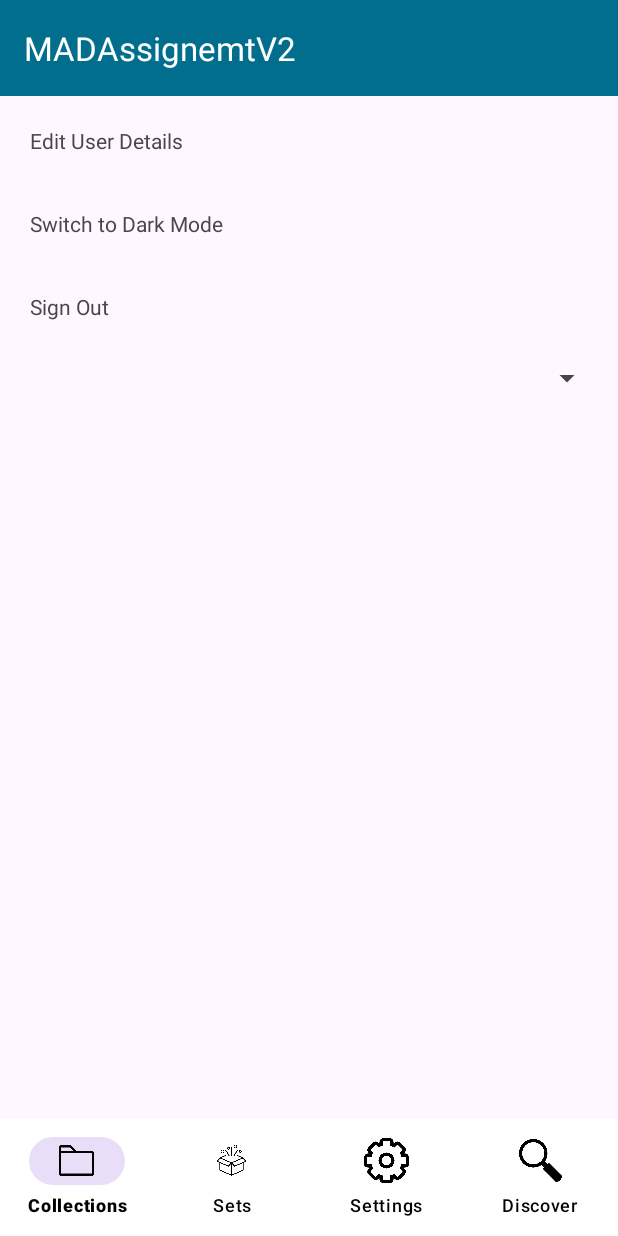
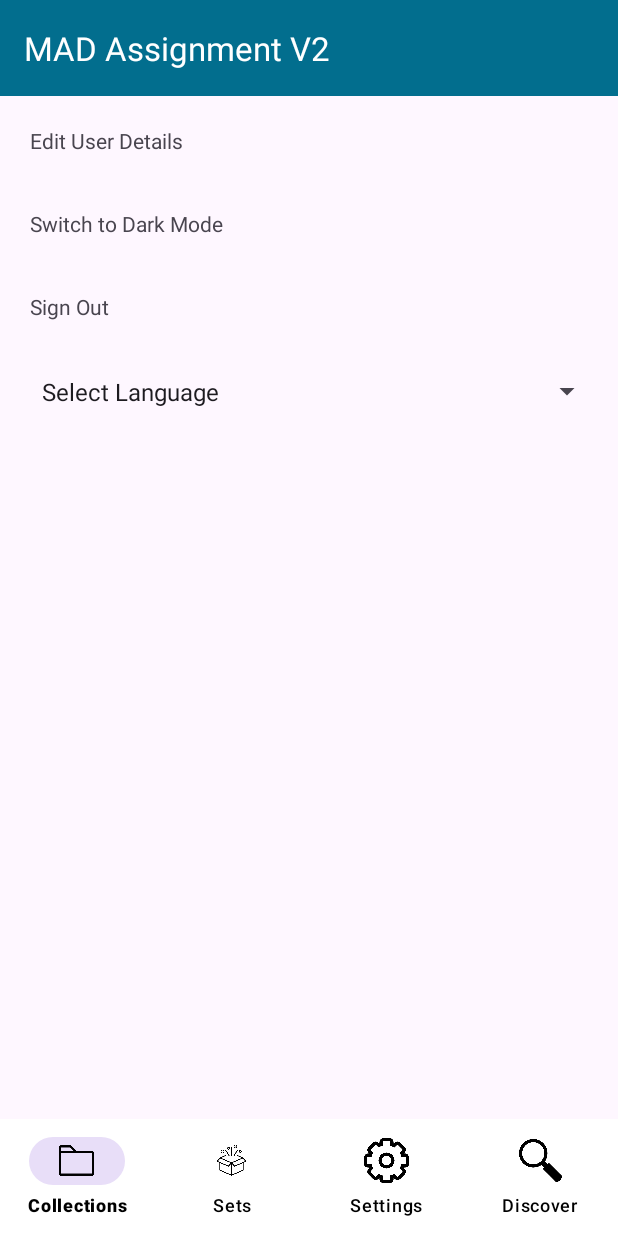
Before and after one commit to igorkapusniak0/Mobile-App-Dev-Assignment, an Android app: the ProfileActivity screen opened directly, with no data from a screen before it, on a phone screen of 412 x 824 dp. Run offline under Robolectric (Android 15) with nearby library versions, the phone set to English and light mode, and no system bars.

Commit message:
language feature is now semi functional

```diff
--- a/app/src/main/java/ie/setu/madassignemtv2/activities/ProfileActivity.kt
+++ b/app/src/main/java/ie/setu/madassignemtv2/activities/ProfileActivity.kt
@@ -1,7 +1,12 @@
 package ie.setu.madassignemtv2.activities
 
+import android.content.Context
 import android.content.Intent
 import android.os.Bundle
+import android.util.Log
+import android.view.View
+import android.widget.AdapterView
+import android.widget.ArrayAdapter
 import androidx.activity.result.contract.ActivityResultContracts
 import androidx.appcompat.app.AppCompatActivity
 import androidx.appcompat.app.AppCompatDelegate
@@ -14,6 +19,7 @@ import ie.setu.madassignemtv2.databinding.ActivityProfileBinding
 import ie.setu.madassignemtv2.main.MainApp
 import ie.setu.madassignemtv2.models.LegoCollection
 import ie.setu.madassignemtv2.utilities.GlobalData
+import ie.setu.madassignemtv2.utilities.LocaleHelper
 import ie.setu.madassignemtv2.utilities.Utils
 
 class ProfileActivity: AppCompatActivity() {
@@ -22,6 +28,12 @@ class ProfileActivity: AppCompatActivity() {
     private lateinit var utils: Utils
 
     private lateinit var binding: ActivityProfileBinding
+    private var isFirstLanguageSelection = true
+
+    override fun attachBaseContext(newBase: Context) {
+        val context = LocaleHelper.setLocale(newBase, "pl")
+        super.attachBaseContext(context)
+    }
 
     override fun onCreate(savedInstanceState: Bundle?) {
         super.onCreate(savedInstanceState)
@@ -31,6 +43,21 @@ class ProfileActivity: AppCompatActivity() {
         binding.toolbar.title = title
         setSupportActionBar(binding.toolbar)
         app = application as MainApp
+
+        val dropdownItems = listOf("Select Language", "eng", "pl")
+
+
+        val spinner = binding.languageSpinner
+
+        val adapter = ArrayAdapter(
+            this,
+            android.R.layout.simple_spinner_item,
+            dropdownItems
+        ).also {
+            it.setDropDownViewResource(android.R.layout.simple_spinner_dropdown_item)
+        }
+
+        spinner.adapter = adapter
 
         binding.editUser.setOnClickListener {
             val launcherIntent = Intent(this, EditUserActivity::class.java)
@@ -43,8 +70,33 @@ class ProfileActivity: AppCompatActivity() {
 
         binding.signoutText.setOnClickListener {
             val launcherIntent = Intent(this, LoginActivity::class.java)
+            utils.saveUsersToFile()
             startActivity(launcherIntent)
             true
+        }
+
+        binding.languageSpinner.onItemSelectedListener = object : AdapterView.OnItemSelectedListener {
+            override fun onItemSelected(parent: AdapterView<*>, view: View?, position: Int, id: Long) {
+                if (isFirstLanguageSelection) {
+                    isFirstLanguageSelection = false
+                    return
+                }
+
+                val language = parent.getItemAtPosition(position).toString()
+                if (language == "pl" || language == "eng") {
+                    utils.setLanguage(language)
+                    LocaleHelper.setLocale(this@ProfileActivity, language)
+
+                    val intent = Intent(this@ProfileActivity, ProfileActivity::class.java)
+                    intent.flags = Intent.FLAG_ACTIVITY_CLEAR_TOP or
+                            Intent.FLAG_ACTIVITY_NEW_TASK or
+                            Intent.FLAG_ACTIVITY_CLEAR_TASK
+                    startActivity(intent)
+                    finish()
+                }
+            }
+
+            override fun onNothingSelected(parent: AdapterView<*>) {}
         }
 
         binding.bottomNavigation.setOnItemSelectedListener { item ->
--- a/app/src/main/java/ie/setu/madassignemtv2/models/User.kt
+++ b/app/src/main/java/ie/setu/madassignemtv2/models/User.kt
@@ -7,6 +7,7 @@ data class User(
     var name: String = "",
     var password: String = "",
     var darkMode: Boolean = false,
+    var language: String = "ENG",
     var collections: MutableList<LegoCollection> = mutableListOf(),
     var sets: MutableList<LegoSet> = mutableListOf()
 ) {
--- /dev/null
+++ b/app/src/main/java/ie/setu/madassignemtv2/utilities/LocaleHelper.kt
@@ -0,0 +1,20 @@
+package ie.setu.madassignemtv2.utilities
+
+import android.content.Context
+import android.content.res.Configuration
+import android.os.Build
+import java.util.*
+
+object LocaleHelper {
+
+    fun setLocale(context: Context, languageCode: String): Context {
+        val locale = Locale(languageCode)
+        Locale.setDefault(locale)
+
+        val config = Configuration(context.resources.configuration)
+        config.setLocale(locale)
+        config.setLayoutDirection(locale)
+
+        return context.createConfigurationContext(config)
+    }
+}
--- a/app/src/main/res/values/discoverStrings.xml
+++ /dev/null
@@ -1,5 +0,0 @@
-<?xml version="1.0" encoding="utf-8"?>
-<resources>
-    <string name="public_collections">Public Collections</string>
-    <string name="public_sets">Public Sets</string>
-</resources>
--- a/app/src/main/res/values/setsActivityStrings.xml
+++ /dev/null
@@ -1,5 +0,0 @@
-<?xml version="1.0" encoding="utf-8"?>
-<resources>
-    <string name="set_name">Set Name</string>
-    <string name="set_id">Set Number</string>
-</resources>
```
Also changed, not shown: app/src/main/java/ie/setu/madassignemtv2/activities/CollectionsListActivity.kt (+8 -1 lines), app/src/main/java/ie/setu/madassignemtv2/activities/EditUserActivity.kt (+10 -1 lines), app/src/main/java/ie/setu/madassignemtv2/utilities/Utits.kt (+8 -1 lines), app/src/main/res/values/addActivityStrings.xml (deleted, +0 -17 lines), app/src/main/res/values/collectionsActivityStrings.xml (deleted, +0 -8 lines), app/src/main/res/values/loginActivityStrings.xml (deleted, +0 -10 lines), app/src/main/res/values/navStrings.xml (deleted, +0 -9 lines), app/src/main/res/values/strings.xml (+37 -1 lines), 1 other file.
